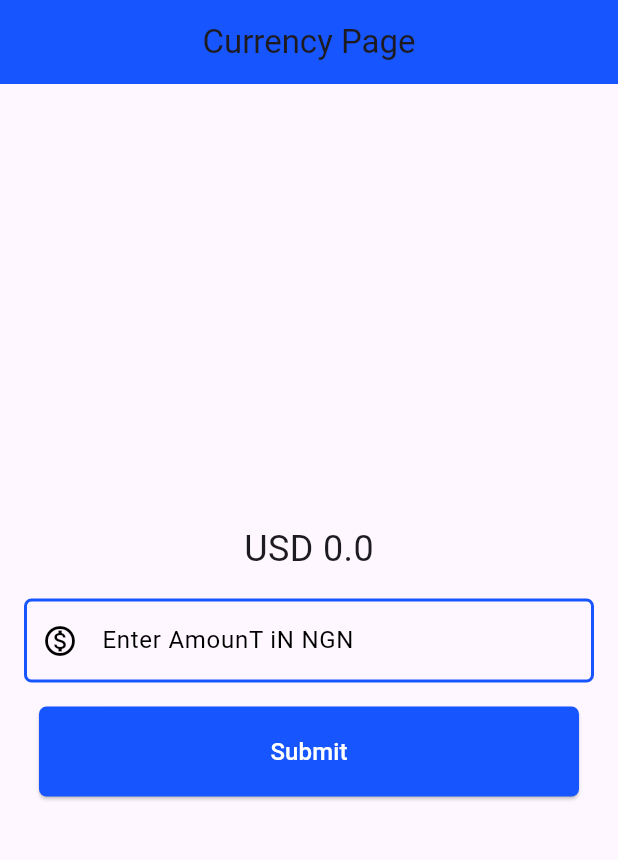
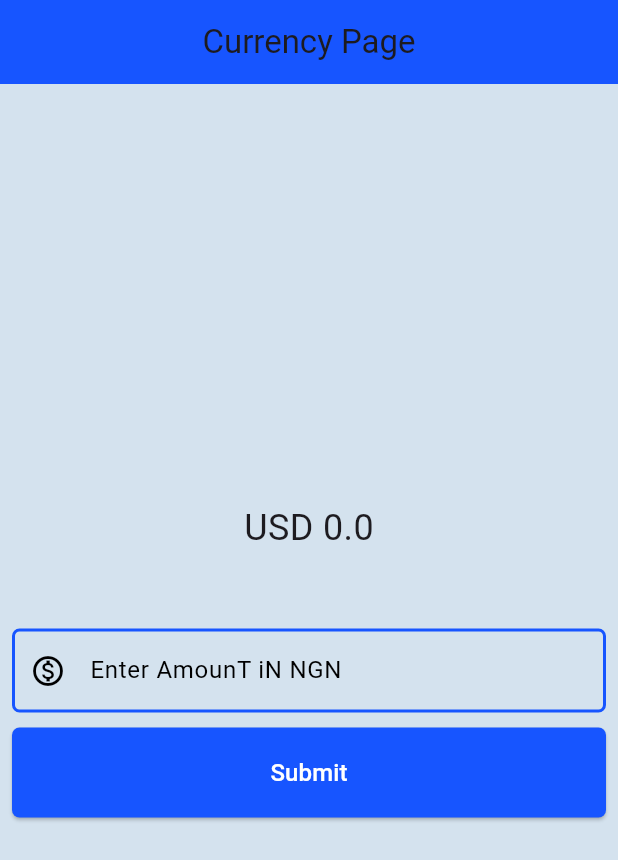
Before and after one commit to abiolafasanya/flutter_currency_converter, a Flutter app: the screen it shows after launch, on a phone screen of 412 x 824 dp. Shown: the top 860 px of the screen. Run offline on Flutter 3.47's test engine with Material 3 defaults, Android fonts, the phone set to English and light mode, and no system bars.

Commit message:
feat: add dispose and initState lifecycle method

```diff
--- a/lib/pages/currency_converter_page.dart
+++ b/lib/pages/currency_converter_page.dart
@@ -17,6 +17,17 @@ class _CurrencyConveterPage extends State<CurrencyConverterPage> {
   }
 
   @override
+  void initState() {
+    super.initState();
+  }
+
+  @override
+  void dispose() {
+    textEditingController.dispose();
+    super.dispose();
+  }
+
+  @override
   Widget build(BuildContext context) {
     final border = OutlineInputBorder(
         borderSide: const BorderSide(
@@ -25,12 +36,14 @@ class _CurrencyConveterPage extends State<CurrencyConverterPage> {
             color: Color.fromRGBO(23, 85, 255, 1)),
         borderRadius: BorderRadius.circular(5));
     return Scaffold(
+      backgroundColor: const Color.fromARGB(255, 212, 226, 238),
       appBar: AppBar(
           title: const Text("Currency Page"),
           centerTitle: true,
           backgroundColor: const Color.fromRGBO(23, 85, 255, 1)),
-      body: Container(
-        padding: const EdgeInsets.all(0),
+      body: Center(
+        child: Padding(
+          padding: const EdgeInsets.all(8.0),
           child: Column(
             mainAxisAlignment: MainAxisAlignment.center,
             children: [
@@ -40,10 +53,8 @@ class _CurrencyConveterPage extends State<CurrencyConverterPage> {
                   fontSize: 24,
                 ),
               ),
-            Container(
-              padding: const EdgeInsets.all(8.0),
-              margin: const EdgeInsets.all(8.0),
-              child: TextField(
+              const SizedBox(height: 50),
+              TextField(
                   style: const TextStyle(color: Colors.black),
                   controller: textEditingController,
                   decoration: InputDecoration(
@@ -57,14 +68,14 @@ class _CurrencyConveterPage extends State<CurrencyConverterPage> {
                   ),
                   keyboardType:
                       const TextInputType.numberWithOptions(decimal: true)),
-            ),
+              const SizedBox(height: 10),
               ElevatedButton(
                 onPressed: convertCurrency,
                 style: const ButtonStyle(
-                  backgroundColor:
-                      MaterialStatePropertyAll(Color.fromRGBO(23, 85, 255, 1)),
+                    backgroundColor: MaterialStatePropertyAll(
+                        Color.fromRGBO(23, 85, 255, 1)),
                     foregroundColor: MaterialStatePropertyAll(Colors.white),
-                  fixedSize: MaterialStatePropertyAll(Size(360, 60)),
+                    fixedSize: MaterialStatePropertyAll(Size(400, 60)),
                     shape: MaterialStatePropertyAll(RoundedRectangleBorder(
                         borderRadius:
                             BorderRadiusDirectional.all(Radius.circular(5))))),
@@ -76,6 +87,7 @@ class _CurrencyConveterPage extends State<CurrencyConverterPage> {
             ],
           ),
         ),
+      ),
     );
   }
 }
```
Lines whose indentation alone changed are shown as unchanged.
